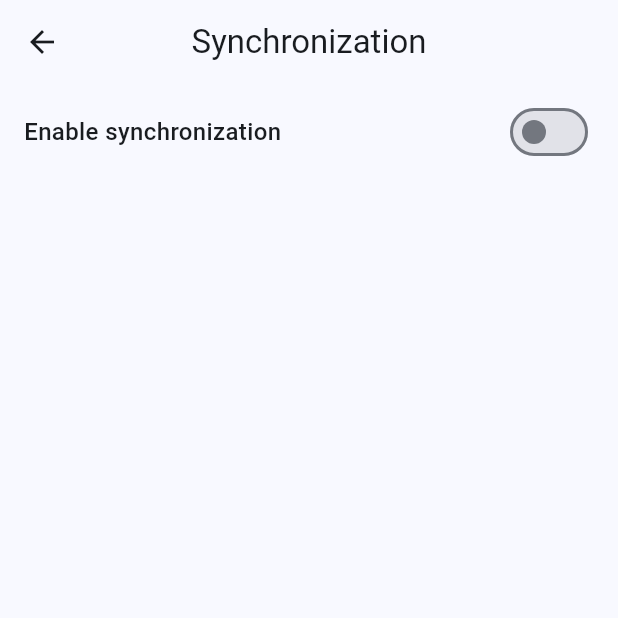
After one commit to Demizo/Daily_You, a Flutter app: the SynchronizationSettings screen opened directly, on a phone screen of 412 x 824 dp, the top half of it. The commit adds this screen. Run offline on Flutter 3.47's test engine with Material 3 defaults, Android fonts, the phone set to English and light mode, and no system bars; our stand-ins replace csv, device_info_plus, easy_debounce, extended_image, file_picker, fl_chart and 15 more; missing offline and left inert: android_alarm_manager_plus, app_settings, html2md, markdown_widget, media_scanner, saf_stream and 6 more; accounts and stored records are empty; statements that could not run were skipped.

Commit message:
implement simple placeholder UI, add abstract synchronization provider class

```diff
--- /dev/null
+++ b/lib/pages/settings/synchronization_settings.dart
@@ -0,0 +1,88 @@
+import 'package:daily_you/backup_restore_utils.dart';
+import 'package:daily_you/config_provider.dart';
+import 'package:daily_you/import_utils.dart';
+import 'package:daily_you/utils/export_utils.dart';
+import 'package:daily_you/widgets/settings_icon_action.dart';
+import 'package:daily_you/widgets/settings_toggle.dart';
+import 'package:flutter/material.dart';
+import 'package:daily_you/l10n/generated/app_localizations.dart';
+import 'package:provider/provider.dart';
+
+class SynchronizationSettings extends StatefulWidget {
+  const SynchronizationSettings({super.key});
+
+  @override
+  State<SynchronizationSettings> createState() =>
+      _SynchronizationSettingsState();
+}
+
+class _SynchronizationSettingsState extends State<SynchronizationSettings> {
+  final _formKey = GlobalKey<FormState>();
+
+  @override
+  void initState() {
+    super.initState();
+  }
+
+  @override
+  Widget build(BuildContext context) {
+    final configProvider = Provider.of<ConfigProvider>(context);
+
+    return Scaffold(
+      appBar: AppBar(
+        title: Text("Synchronization"), // TODO: localization
+        centerTitle: true,
+      ),
+      body: ListView(
+        children: [
+          SettingsToggle(
+              title: "Enable synchronization",
+              settingsKey: ConfigKey.syncEnabled,
+              onChanged: (value) {
+                configProvider.set(ConfigKey.syncEnabled, value);
+              }),
+          if (configProvider.get(ConfigKey.syncEnabled)) ...[
+            Padding(
+              padding: const EdgeInsets.only(left: 8.0, right: 8.0),
+              child: Divider(),
+            ),
+            Form(
+              key: _formKey,
+              child: Column(
+                children: [
+                  Padding(
+                    padding: const EdgeInsets.symmetric(horizontal: 16.0),
+                    child: DropdownButtonFormField<String>(
+                      initialValue: configProvider.get(ConfigKey.syncProvider),
+                      decoration: InputDecoration(
+                        labelText: 'Sync Provider',
+                        border: OutlineInputBorder(),
+                      ),
+                      items: <String>['none', 'Dropbox']
+                          .map<DropdownMenuItem<String>>((String value) {
+                        return DropdownMenuItem<String>(
+                          value: value,
+                          child: Text(value),
+                        );
+                      }).toList(),
+                      onChanged: (String? newValue) {
+                        setState(() {
+                          configProvider.set(
+                              ConfigKey.syncProvider, newValue ?? "none");
+                        });
+                      },
+                    ),
+                  ),
+                  SizedBox(height: 16),
+                  SettingsIconAction(title: "Synchronize", icon: Icon(Icons.sync), onPressed: () => {
+
+                  })
+                ],
+              ),
+            ),
+          ]
+        ],
+      ),
+    );
+  }
+}
--- a/lib/pages/settings_page.dart
+++ b/lib/pages/settings_page.dart
@@ -7,6 +7,7 @@ import 'package:daily_you/pages/settings/language_settings.dart';
 import 'package:daily_you/pages/settings/notification_settings.dart';
 import 'package:daily_you/pages/settings/security_settings.dart';
 import 'package:daily_you/pages/settings/storage_settings.dart';
+import 'package:daily_you/pages/settings/synchronization_settings.dart';
 import 'package:daily_you/pages/settings/templates_page.dart';
 import 'package:daily_you/providers/entries_provider.dart';
 import 'package:daily_you/widgets/settings_category.dart';
@@ -48,20 +49,29 @@ class _SettingsPageState extends State<SettingsPage> {
                     text: AppLocalizations.of(context)!.settingsMadeWithLove,
                     style: TextStyle(
                         fontSize: 14,
-                        color: Theme.of(context).colorScheme.secondary)),
+                        color: Theme
+                            .of(context)
+                            .colorScheme
+                            .secondary)),
                 if (entriesProvider.entries.length > 30)
                   TextSpan(
                       text: " ",
                       style: TextStyle(
                           fontSize: 14,
-                          color: Theme.of(context).colorScheme.secondary)),
+                          color: Theme
+                              .of(context)
+                              .colorScheme
+                              .secondary)),
                 if (entriesProvider.entries.length > 30)
                   TextSpan(
                     text: AppLocalizations.of(context)!
                         .settingsConsiderSupporting,
                     style: TextStyle(
                       fontSize: 14,
-                      color: Theme.of(context).colorScheme.primary,
+                      color: Theme
+                          .of(context)
+                          .colorScheme
+                          .primary,
                       decoration: TextDecoration.underline,
                     ),
                     recognizer: TapGestureRecognizer()
@@ -117,6 +127,10 @@ class _SettingsPageState extends State<SettingsPage> {
               icon: Icons.settings_backup_restore_rounded,
               page: BackupRestoreSettings()),
           SettingsCategory(
+              title: "Synchronization",
+              icon: Icons.sync,
+              page: SynchronizationSettings()),
+          SettingsCategory(
               title: AppLocalizations.of(context)!.settingsAboutTitle,
               icon: Icons.info_rounded,
               page: AboutSettings()),
```
Also changed, not shown: lib/synchronization/synchronization_provider.dart (added, +17 -0 lines), pubspec.lock.
